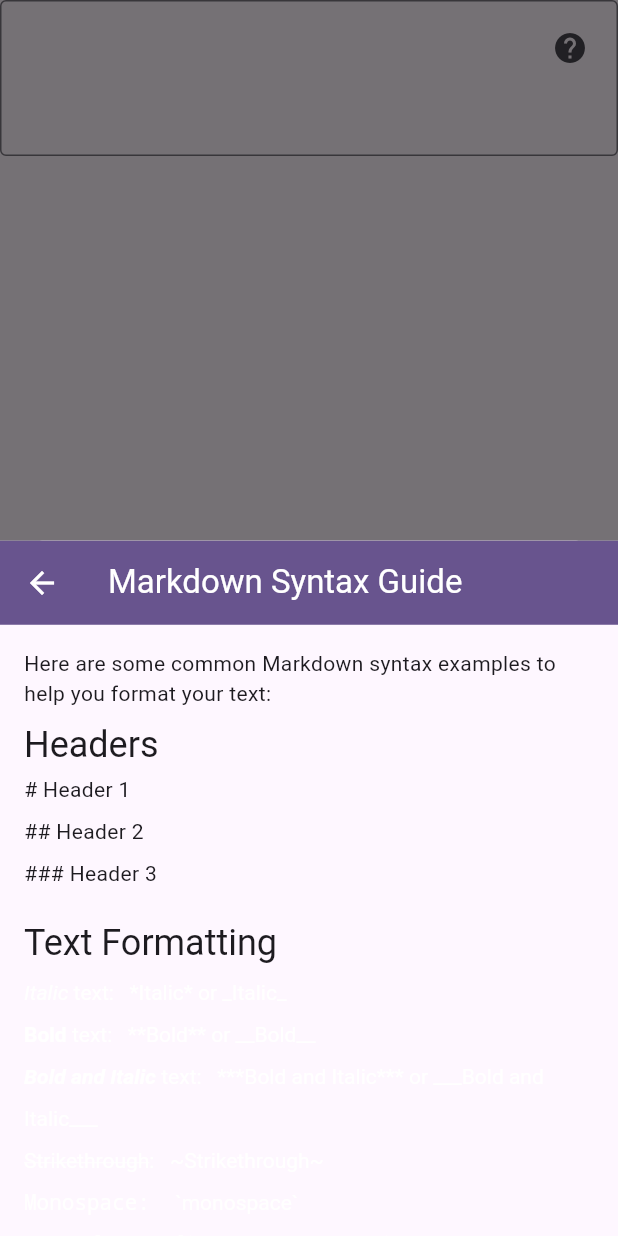
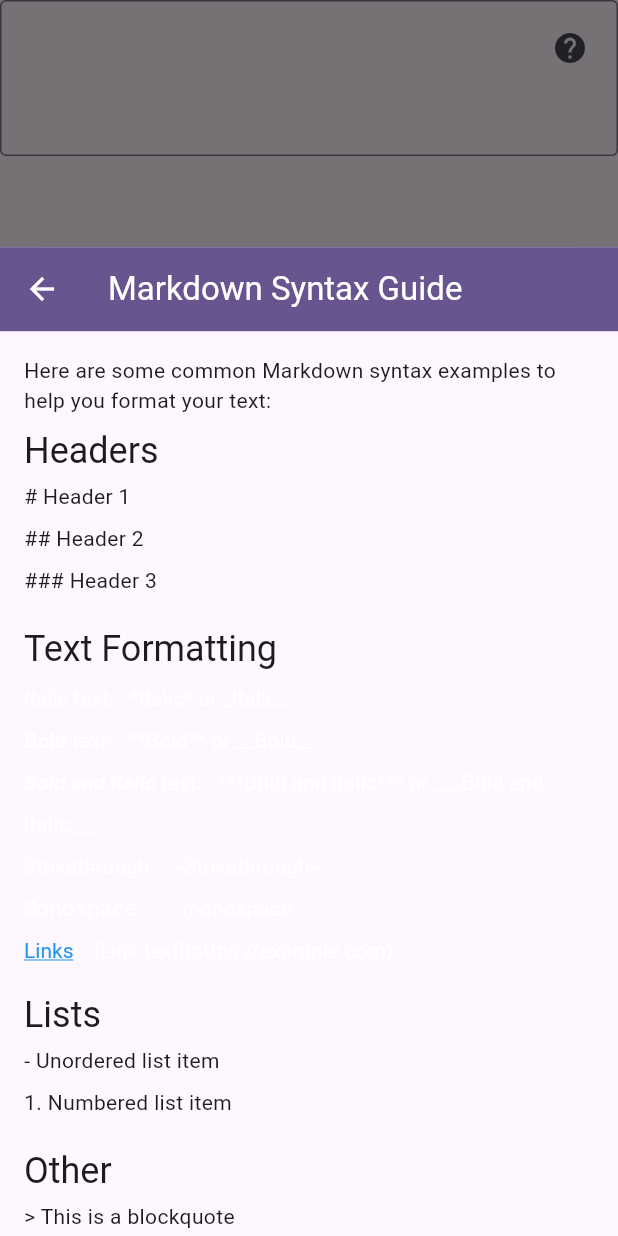
Before and after one commit to Nowaha/assignment_sem6, a Flutter app: the MarkdownEditor widget shown alone on an empty page, opened directly with empty values, after a tap on the "help" icon, on a phone screen of 412 x 824 dp. Run offline on Flutter 3.47's test engine with Material 3 defaults, Android fonts, the phone set to English and light mode, and no system bars; our stand-ins replace flutter_map, go_router, latlong2; missing offline and left inert: bcrypt, flutter_map_marker_cluster, markdown_widget, mutex; accounts and stored records are empty.

Commit message:
Improve markdown help display

```diff
--- a/lib/screens/post/markdownhelp.dart
+++ b/lib/screens/post/markdownhelp.dart
@@ -35,6 +35,8 @@ class MarkdownHelp extends StatelessWidget {
     return Screen.scroll(
       title: Text("Markdown Syntax Guide"),
       alignment: Alignment.topLeft,
+      child: SizedBox(
+        width: double.infinity,
         child: Column(
           crossAxisAlignment: CrossAxisAlignment.start,
           children: [
@@ -45,7 +47,9 @@ class MarkdownHelp extends StatelessWidget {
             Text("Headers", style: Theme.of(context).textTheme.headlineSmall),
             Text(
               "# Header 1\n## Header 2\n### Header 3",
-            style: Theme.of(context).textTheme.bodyMedium?.copyWith(height: 2),
+              style: Theme.of(
+                context,
+              ).textTheme.bodyMedium?.copyWith(height: 2),
             ),
             SizedBox(height: 16.0),
             Text(
@@ -103,15 +107,20 @@ class MarkdownHelp extends StatelessWidget {
             Text("Lists", style: Theme.of(context).textTheme.headlineSmall),
             Text(
               "- Unordered list item\n1. Numbered list item",
-            style: Theme.of(context).textTheme.bodyMedium?.copyWith(height: 2),
+              style: Theme.of(
+                context,
+              ).textTheme.bodyMedium?.copyWith(height: 2),
             ),
             SizedBox(height: 16.0),
             Text("Other", style: Theme.of(context).textTheme.headlineSmall),
             Text(
               "> This is a blockquote\nDivider: ---",
-            style: Theme.of(context).textTheme.bodyMedium?.copyWith(height: 2),
+              style: Theme.of(
+                context,
+              ).textTheme.bodyMedium?.copyWith(height: 2),
             ),
           ],
+        ),
       ),
     );
   }
--- a/lib/widgets/input/text/markdowneditor.dart
+++ b/lib/widgets/input/text/markdowneditor.dart
@@ -124,6 +124,11 @@ class _MarkdownEditorState extends State<MarkdownEditor> {
               onPressed: () {
                 showModalBottomSheet(
                   context: context,
+                  isScrollControlled: true,
+                  constraints: BoxConstraints(
+                    maxWidth: 500,
+                    maxHeight: MediaQuery.of(context).size.height * 0.8,
+                  ),
                   builder: (context) => MarkdownHelp(),
                 );
               },
```
Lines whose indentation alone changed are shown as unchanged.
